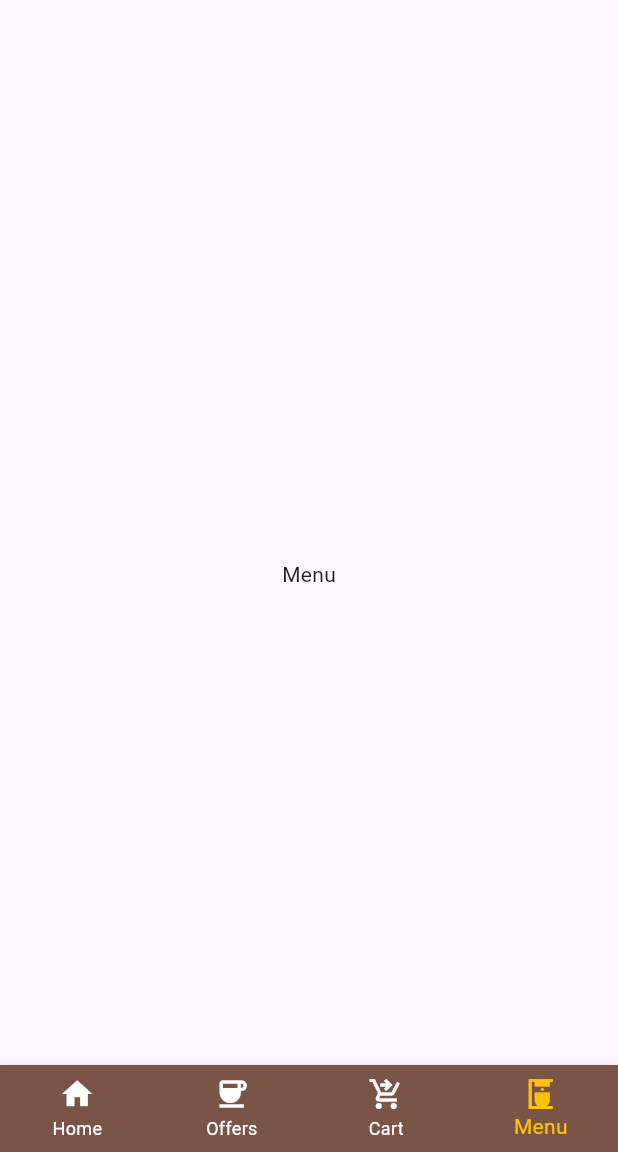
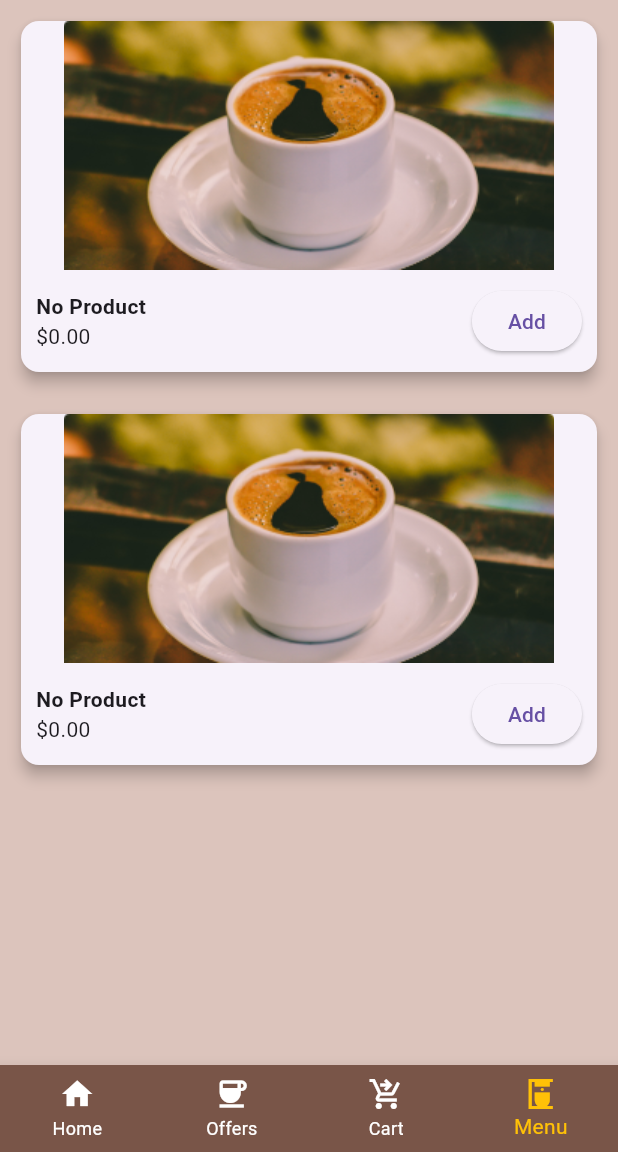
Before and after one commit to IlliyyinAkbar2002/Flutter-App-Coffee, a Flutter app: the screen it shows after launch, item 4 of the bottom bar chosen, on a phone screen of 412 x 824 dp, the part 84-1236 px from its top. Run offline on Flutter 3.47's test engine with Material 3 defaults, Android fonts, the phone set to English and light mode, and no system bars.

Commit message:
Some changes in file menupage and main

```diff
--- a/lib/main.dart
+++ b/lib/main.dart
@@ -28,8 +28,8 @@ class _MyAppState extends State<MyApp> {
           title: Image.asset('images/logo.png'),
           backgroundColor: Colors.brown,
         ),
-        backgroundColor:
-            Colors.brown, // Set the background color of the Scaffold
+        backgroundColor: const Color.fromARGB(
+            255, 220, 196, 188), // Set the background color of the Scaffold
         bottomNavigationBar: BottomNavigationBar(
             type: BottomNavigationBarType.fixed, // Add this line
             currentIndex: selectedIndex,
@@ -63,7 +63,9 @@ class _MyAppState extends State<MyApp> {
           0 => const Home(),
           1 => const OffersPage(),
           2 => const OrderPages(),
-          3 => const MenuPage(),
+          3 => const MenuPage(
+              products: [],
+            ),
           _ => currentWidgetPage,
         },
       ),
--- a/lib/pages/menupage.dart
+++ b/lib/pages/menupage.dart
@@ -1,14 +1,70 @@
 import 'package:flutter/material.dart';
+import 'package:flutter_application_1/datamodel.dart';
 
 class MenuPage extends StatelessWidget {
-  const MenuPage({super.key});
+  final List<Product> products;
+
+  const MenuPage({super.key, required this.products});
 
   @override
   Widget build(BuildContext context) {
-    return Scaffold(
-      appBar: AppBar(),
-      body: const Center(
-        child: Text('Menu'),
+    // Example: Display the first product
+    var product = products.isNotEmpty
+        ? products[0]
+        : Product(
+            id: 0, name: "No Product", price: 0, image: "black_coffee.png");
+    var product2 = products.isNotEmpty
+        ? products[1]
+        : Product(
+            id: 0, name: "No Product", price: 0, image: "black_coffee.png");
+    return ListView(
+      children: [
+        MenuItem(product: product, onAdd: () {}),
+        MenuItem(product: product2, onAdd: () {}),
+      ],
+    );
+  }
+}
+
+class MenuItem extends StatelessWidget {
+  final Product product;
+  final Function onAdd;
+  const MenuItem({super.key, required this.product, required this.onAdd});
+
+  @override
+  Widget build(BuildContext context) {
+    return Container(
+      padding: const EdgeInsets.all(10.0),
+      child: Card(
+        elevation: 4,
+        child: Column(
+          children: [
+            Image.asset("images/${product.image}", fit: BoxFit.cover),
+            Padding(
+              padding: const EdgeInsets.all(10.0),
+              child: Row(
+                mainAxisAlignment: MainAxisAlignment.spaceBetween,
+                children: [
+                  Column(
+                    crossAxisAlignment: CrossAxisAlignment.start,
+                    children: [
+                      SelectableText(
+                        product.name,
+                        style: const TextStyle(fontWeight: FontWeight.bold),
+                      ),
+                      Text("\$${product.price.toStringAsFixed(2)}"),
+                    ],
+                  ),
+                  ElevatedButton(
+                      onPressed: () {
+                        onAdd(product);
+                      },
+                      child: const Text("Add"))
+                ],
+              ),
+            ),
+          ],
+        ),
       ),
     );
   }
```
